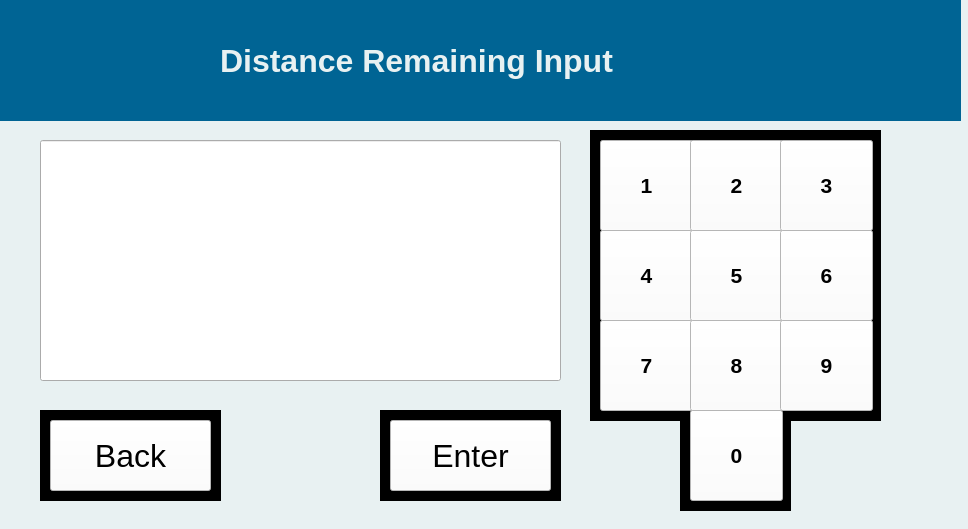
This is 2025/Main/Remaining.ui in Adimaus999/Solex as Qt 5 draws it before an edit. The edited form follows.
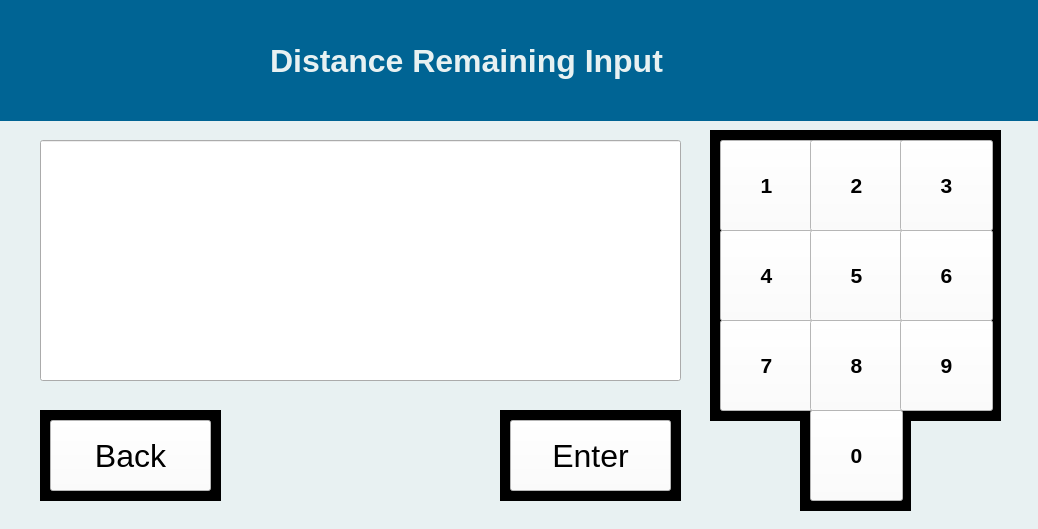
This is the edited form.

Commit message: Resized UIs

```diff
--- a/2025/Main/Remaining.ui
+++ b/2025/Main/Remaining.ui
@@ -6,7 +6,7 @@
    <rect>
     <x>0</x>
     <y>0</y>
-    <width>968</width>
+    <width>1038</width>
     <height>529</height>
    </rect>
   </property>
@@ -479,7 +479,7 @@
     <rect>
      <x>40</x>
      <y>140</y>
-     <width>521</width>
+     <width>641</width>
      <height>241</height>
     </rect>
    </property>
@@ -497,7 +497,7 @@
     <rect>
      <x>-10</x>
      <y>0</y>
-     <width>971</width>
+     <width>1051</width>
      <height>121</height>
     </rect>
    </property>
@@ -926,7 +926,7 @@
   <widget class="QLabel" name="label_2">
    <property name="geometry">
     <rect>
-     <x>220</x>
+     <x>270</x>
      <y>20</y>
      <width>501</width>
      <height>81</height>
@@ -1848,7 +1848,7 @@
   <widget class="QPushButton" name="pushButton_2">
    <property name="geometry">
     <rect>
-     <x>600</x>
+     <x>720</x>
      <y>140</y>
      <width>93</width>
      <height>91</height>
@@ -2286,7 +2286,7 @@
   <widget class="QPushButton" name="pushButton_3">
    <property name="geometry">
     <rect>
-     <x>690</x>
+     <x>810</x>
      <y>140</y>
      <width>93</width>
      <height>91</height>
@@ -2721,7 +2721,7 @@
   <widget class="QPushButton" name="pushButton_4">
    <property name="geometry">
     <rect>
-     <x>780</x>
+     <x>900</x>
      <y>140</y>
      <width>93</width>
      <height>91</height>
@@ -3156,7 +3156,7 @@
   <widget class="QPushButton" name="pushButton_5">
    <property name="geometry">
     <rect>
-     <x>600</x>
+     <x>720</x>
      <y>230</y>
      <width>93</width>
      <height>91</height>
@@ -3591,7 +3591,7 @@
   <widget class="QPushButton" name="pushButton_6">
    <property name="geometry">
     <rect>
-     <x>690</x>
+     <x>810</x>
      <y>230</y>
      <width>93</width>
      <height>91</height>
@@ -4026,7 +4026,7 @@
   <widget class="QPushButton" name="pushButton_7">
    <property name="geometry">
     <rect>
-     <x>780</x>
+     <x>900</x>
      <y>230</y>
      <width>93</width>
      <height>91</height>
@@ -4461,7 +4461,7 @@
   <widget class="QPushButton" name="pushButton_8">
    <property name="geometry">
     <rect>
-     <x>600</x>
+     <x>720</x>
      <y>320</y>
      <width>93</width>
      <height>91</height>
@@ -4896,7 +4896,7 @@
   <widget class="QPushButton" name="pushButton_9">
    <property name="geometry">
     <rect>
-     <x>690</x>
+     <x>810</x>
      <y>320</y>
      <width>93</width>
      <height>91</height>
@@ -5331,7 +5331,7 @@
   <widget class="QPushButton" name="pushButton_10">
    <property name="geometry">
     <rect>
-     <x>780</x>
+     <x>900</x>
      <y>320</y>
      <width>93</width>
      <height>91</height>
@@ -5766,7 +5766,7 @@
   <widget class="QPushButton" name="pushButton_11">
    <property name="geometry">
     <rect>
-     <x>690</x>
+     <x>810</x>
      <y>410</y>
      <width>93</width>
      <height>91</height>
@@ -6201,7 +6201,7 @@
   <widget class="QLabel" name="label_4">
    <property name="geometry">
     <rect>
-     <x>590</x>
+     <x>710</x>
      <y>130</y>
      <width>291</width>
      <height>291</height>
@@ -6632,7 +6632,7 @@
   <widget class="QLabel" name="label_5">
    <property name="geometry">
     <rect>
-     <x>680</x>
+     <x>800</x>
      <y>400</y>
      <width>111</width>
      <height>111</height>
@@ -7063,7 +7063,7 @@
   <widget class="QPushButton" name="pushButton_12">
    <property name="geometry">
     <rect>
-     <x>390</x>
+     <x>510</x>
      <y>420</y>
      <width>161</width>
      <height>71</height>
@@ -7496,7 +7496,7 @@
   <widget class="QLabel" name="label_6">
    <property name="geometry">
     <rect>
-     <x>380</x>
+     <x>500</x>
      <y>410</y>
      <width>181</width>
      <height>91</height>
```
The commit also changes 5 other files.
